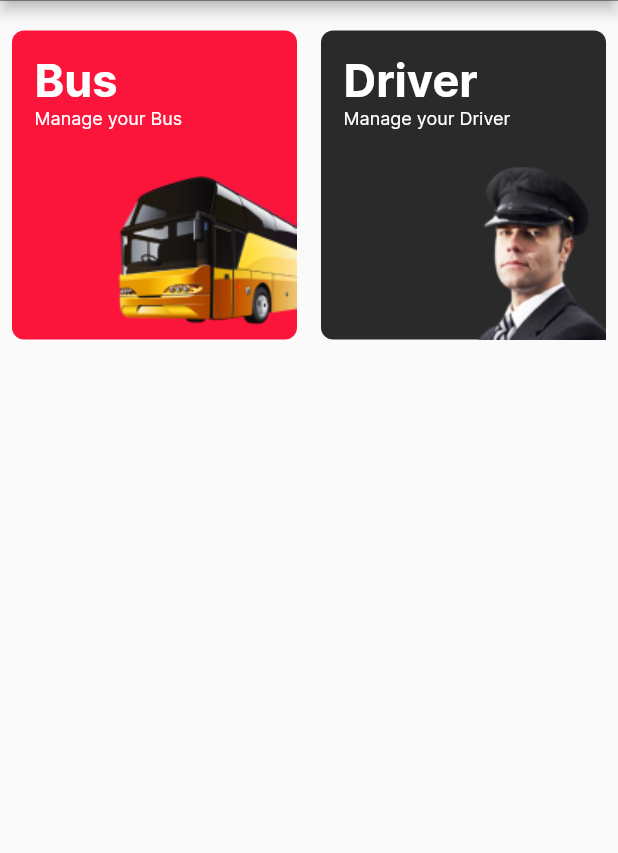
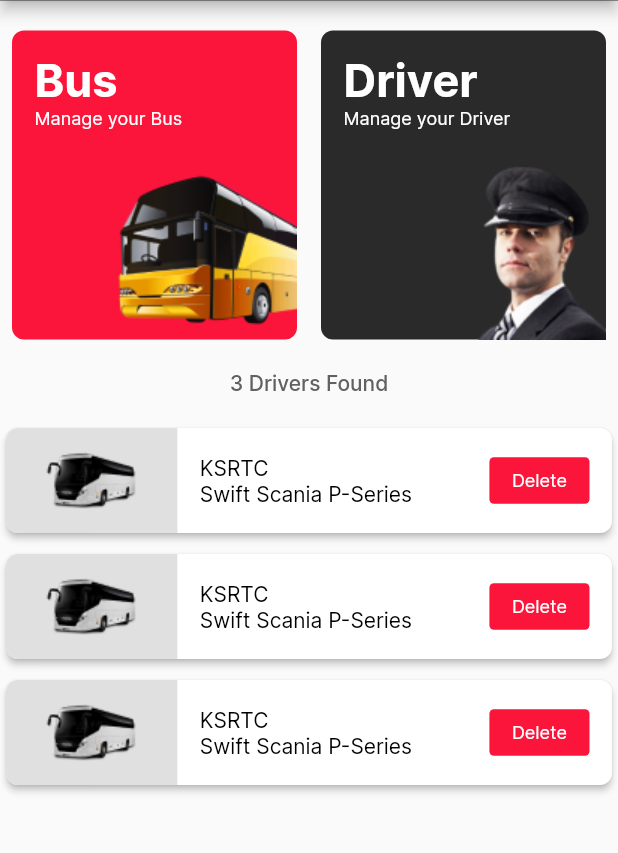
Before and after one commit to saninssnz/machine_test, a Flutter app: the MainScreen screen opened directly, on a phone screen of 412 x 824 dp, the part 154-1007 px from its top. Run offline on Flutter 3.47's test engine with Material 2 defaults, Android fonts, the phone set to English and light mode, and no system bars; our stand-ins replace flutter_svg; network calls fail.

Commit message:
added bus list

```diff
--- /dev/null
+++ b/lib/Model/BusModelFile.dart
@@ -0,0 +1,45 @@
+// To parse this JSON data, do
+//
+//     final driverModelFile = driverModelFileFromJson(jsonString);
+
+import 'dart:convert';
+
+BusModelFile busModelFileFromJson(String str) => BusModelFile.fromJson(json.decode(str));
+
+String busModelFileToJson(BusModelFile data) => json.encode(data.toJson());
+
+class BusModelFile {
+  BusModelFile({
+    this.id,
+    this.name,
+    this.shortName,
+    this.driver,
+    this.driverLicense,
+    this.seatLayout,
+  });
+
+  int? id;
+  String? name;
+  String? shortName;
+  String? driver;
+  String? driverLicense;
+  String? seatLayout;
+
+  factory BusModelFile.fromJson(Map<String, dynamic> json) => BusModelFile(
+    id: json["id"],
+    name: json["name"],
+    shortName: json["shortName"],
+    driver: json["driver"],
+    driverLicense: json["driverLicense"],
+    seatLayout: json["seatLayout"],
+  );
+
+  Map<String, dynamic> toJson() => {
+    "id": id,
+    "name": name,
+    "shortName": shortName,
+    "driver": driver,
+    "driverLicense": driverLicense,
+    "seatLayout": seatLayout,
+  };
+}
--- a/lib/Ui/MainScreen.dart
+++ b/lib/Ui/MainScreen.dart
@@ -3,6 +3,7 @@ import 'dart:convert';
 import 'package:flutter/material.dart';
 import 'package:flutter_svg/svg.dart';
 import 'package:machine_test/Api.dart';
+import 'package:machine_test/Model/BusModelFile.dart';
 import 'package:machine_test/Ui/DriversListScreen.dart';
 import 'package:machine_test/utils/Provider.dart';
 import 'package:machine_test/utils/Utils.dart';
@@ -19,6 +20,35 @@ class MainScreen extends StatefulWidget {
 class _MainScreenState extends State<MainScreen> {
 
   bool isLoading = false;
+
+  List<BusModelFile> myList = [
+    BusModelFile(
+        name: 'Swift Scania P-Series',
+        shortName: "KSRTC",
+        driver: "San",
+        driverLicense: "123",
+        id: 123,
+        seatLayout: "1x3"
+    ),
+    BusModelFile(
+        name: 'Swift Scania P-Series',
+        shortName: "KSRTC",
+        driver: "Sanin",
+        driverLicense: "12355",
+        id: 123,
+        seatLayout: "2x2"
+    ),
+    BusModelFile(
+        name: 'Swift Scania P-Series',
+        shortName: "KSRTC",
+        driver: "S",
+        driverLicense: "12312",
+        id: 123,
+        seatLayout: "1x3"
+    ),
+  ];
+
+
 
   @override
   void initState() {
@@ -50,6 +80,10 @@ class _MainScreenState extends State<MainScreen> {
               Expanded(
                 child: Padding(
                   padding: const EdgeInsets.symmetric(horizontal: 8.0),
+                  child: InkWell(
+                    onTap: (){
+                      getBusList(context);
+                    },
                     child: Container(
                       height: MediaQuery.of(context).size.height/4,
                       width:  MediaQuery.of(context).size.width,
@@ -83,6 +117,7 @@ class _MainScreenState extends State<MainScreen> {
                                 child: Image.asset("assets/images/bus.png",),
                               ))
                         ],
+                      ),
                     ),
                   ),
                 ),
@@ -134,6 +169,101 @@ class _MainScreenState extends State<MainScreen> {
               ),
             ],
           ),
+          SizedBox(height:20),
+          Text(myList.length.toString() + " Drivers Found",
+            style: TextStyle(
+                color: Colors.grey[700],
+                fontWeight: FontWeight.w500
+            ),),
+          Padding(
+            padding: const EdgeInsets.only(top: 15.0),
+            child: ListView.builder(
+              physics: ScrollPhysics(),
+              shrinkWrap: true,
+              itemCount: myList.length,
+              itemBuilder: (BuildContext context, int position) {
+                return GestureDetector(
+                  child: Padding(
+                    padding: const EdgeInsets.symmetric(vertical: 3.0),
+                    child: Card(
+                      elevation: 2,
+                      color:Colors.white,
+                      shape: RoundedRectangleBorder(
+                          borderRadius: BorderRadius.circular(8)),
+                      child: Row(
+                        children: [
+                          Container(
+                            decoration: BoxDecoration(
+                              borderRadius: BorderRadius.only(
+                                bottomLeft: Radius.circular(8),
+                                topLeft: Radius.circular(8),
+                              ),
+                              color: Colors.grey[300],
+                            ),
+                            height: 70,
+                            child:  Image.asset("assets/images/bus2.png")
+                          ),
+                          Expanded(
+                            child: Padding(
+                              padding: const EdgeInsets.only(left: 15.0),
+                              child: Column(
+                                crossAxisAlignment: CrossAxisAlignment.start,
+                                children: [
+                                  Text(
+                                    myList[position].shortName.toString(),
+                                    overflow: TextOverflow.visible,
+                                    style: TextStyle(
+                                      color: Colors.black,
+                                    ),
+                                  ),
+                                  Text(
+                                   myList[position].name.toString(),
+                                    overflow: TextOverflow.visible,
+                                    style: TextStyle(
+                                      color: Colors.black,
+                                    ),
+                                  ),
+                                ],
+                              ),
+                            ),
+                          ),
+                          Padding(
+                            padding: const EdgeInsets.only(right: 15.0),
+                            child: InkWell(
+                              onTap: (){
+                                // deleteDriver(context,driversList[position].id.toString()).then((value){
+                                //   getDriversList(context);
+                                // });
+                              },
+                              child: Container(
+                                decoration: BoxDecoration(
+                                  borderRadius: BorderRadius.circular(3),
+                                  color: Utils.primaryColor,
+                                ),
+                                child: Padding(
+                                  padding: const EdgeInsets.symmetric(vertical: 8.0,horizontal: 15),
+                                  child: Text(
+                                    "Delete",
+                                    style: TextStyle(
+                                        color: Colors.white,
+                                        fontSize: 12
+                                    ),
+                                  ),
+                                ),
+                              ),
+                            ),
+                          )
+                        ],
+                      ),
+                    ),
+                  ),
+                  onTap: () {
+
+                  },
+                );
+              },
+            ),
+          ),
         ],
       ),
     );
@@ -160,6 +290,9 @@ class _MainScreenState extends State<MainScreen> {
       if (response.statusCode == 200) {
         String responseString = response.body;
         var data = jsonDecode(responseString);
+        setState(() {
+
+        });
 
       }
   }
```
Also changed, not shown: assets/images/bus2.png (added), assets/images/bus2.svg (deleted). Lines whose indentation alone changed are shown as unchanged.
